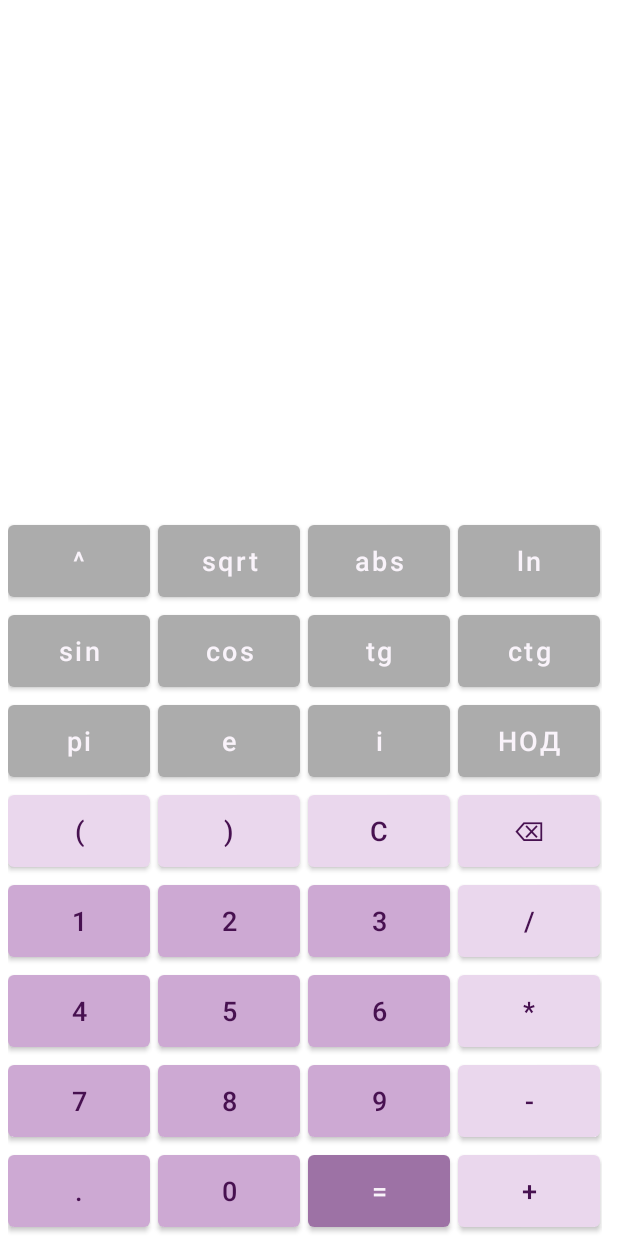
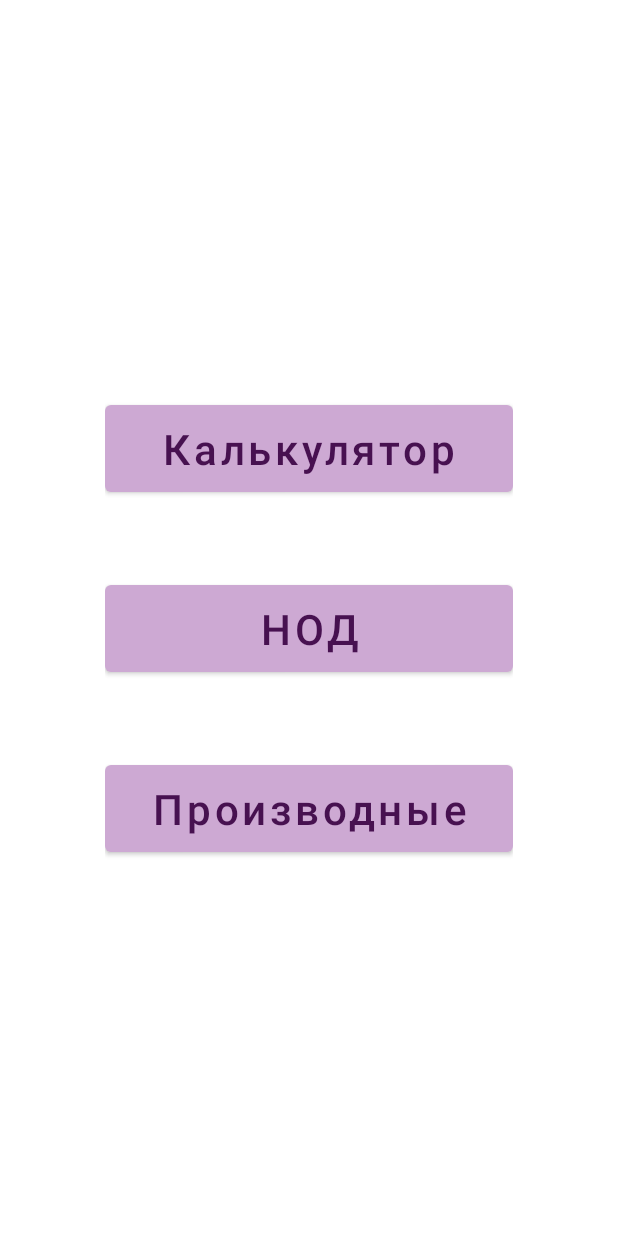
Before and after one commit to kachaeva-ysu/MobileCalculator, an Android app: the screen it shows after launch (MainActivity before the commit, MenuActivity after it), on a phone screen of 412 x 824 dp. Run offline under Robolectric (Android 15) with nearby library versions, the phone set to English and light mode, and no system bars.

Commit message:
MenuAdded

```diff
--- a/app/src/main/AndroidManifest.xml
+++ b/app/src/main/AndroidManifest.xml
@@ -10,8 +10,9 @@
         android:roundIcon="@mipmap/roundcalc"
         android:supportsRtl="true"
         android:theme="@style/Theme.Calculator">
-        <activity android:name=".GCDActivity"></activity>
-        <activity android:name=".MainActivity">
+        <activity android:name=".MainActivity"></activity>
+        <activity android:name=".GCDActivity" />
+        <activity android:name=".MenuActivity">
             <intent-filter>
                 <action android:name="android.intent.action.MAIN" />
 
--- /dev/null
+++ b/app/src/main/java/com/example/calculator/MenuActivity.java
@@ -0,0 +1,35 @@
+package com.example.calculator;
+
+import androidx.annotation.RequiresApi;
+import androidx.appcompat.app.AppCompatActivity;
+
+import android.os.Build;
+import android.os.Bundle;
+
+public class MenuActivity extends AppCompatActivity {
+
+    @RequiresApi(api = Build.VERSION_CODES.LOLLIPOP)
+    @Override
+    protected void onCreate(Bundle savedInstanceState) {
+        super.onCreate(savedInstanceState);
+        setContentView(R.layout.activity_menu);
+        getSupportActionBar().hide();
+        getWindow().setStatusBarColor(getResources().getColor(R.color.black));
+    }
+    public void ButtonCalculatorClicked(android.view.View view)
+    {
+        android.content.Intent intent=new android.content.Intent(MenuActivity.this,MainActivity.class);
+        startActivity(intent);
+    }
+
+    public void ButtonGCDClicked(android.view.View view)
+    {
+        android.content.Intent intent=new android.content.Intent(MenuActivity.this,GCDActivity.class);
+        startActivity(intent);
+    }
+    public void ButtonDerivativesClicked(android.view.View view)
+    {
+
+    }
+
+}
--- a/app/src/main/java/com/example/calculator/SimpleExpression.java
+++ b/app/src/main/java/com/example/calculator/SimpleExpression.java
@@ -15,8 +15,12 @@ public class SimpleExpression
         {
             if (Priority(Character.toString(expression.charAt(i))) == -1 && Character.isLetter(expression.charAt(i))&&expression.charAt(i)!='i')
             {
-                if(previousSymbolIsANumber)
+                if(previousSymbolIsANumber) {
+                    operationsAndOperands.add(number.toString());
+                    number=new StringBuilder();
+                    previousSymbolIsANumber=false;
                     operationsAndOperands.add("*");
+                }
                 if (expression.charAt(i) == 'p' && expression.charAt(i+1) == 'i')
                 {
                     i +=1;
--- a/app/src/main/res/layout/activity_g_c_d.xml
+++ b/app/src/main/res/layout/activity_g_c_d.xml
@@ -17,12 +17,13 @@
         android:layout_marginLeft="5dp"
         android:layout_marginEnd="5dp"
         android:layout_marginRight="5dp"
-        android:layout_marginBottom="400dp"
+        android:layout_marginBottom="300dp"
         android:stretchColumns="0,1,2,3"
         app:layout_constraintBottom_toBottomOf="parent"
         app:layout_constraintEnd_toEndOf="parent"
         app:layout_constraintStart_toStartOf="parent"
         tools:ignore="MissingConstraints">
+
         <TableRow>
 
             <EditText
--- /dev/null
+++ b/app/src/main/res/layout/activity_menu.xml
@@ -0,0 +1,57 @@
+<?xml version="1.0" encoding="utf-8"?>
+<androidx.constraintlayout.widget.ConstraintLayout xmlns:android="http://schemas.android.com/apk/res/android"
+    xmlns:app="http://schemas.android.com/apk/res-auto"
+    xmlns:tools="http://schemas.android.com/tools"
+    android:layout_width="match_parent"
+    android:layout_height="match_parent"
+    android:layout_gravity="top"
+    android:background="#FFFFFF"
+    tools:context=".MenuActivity">
+
+    <TableLayout
+        android:layout_width="fill_parent"
+        android:layout_height="wrap_content"
+        android:layout_marginStart="70dp"
+        android:layout_marginLeft="70dp"
+        android:layout_marginEnd="70dp"
+        android:layout_marginRight="70dp"
+        android:layout_marginBottom="250dp"
+        android:gravity="center_vertical"
+        app:layout_constraintBottom_toBottomOf="parent"
+        app:layout_constraintEnd_toEndOf="parent"
+        app:layout_constraintStart_toStartOf="parent"
+        tools:ignore="MissingConstraints">
+
+        <Button
+            style='"?android:attr/buttonBarButtonStyle"'
+            android:layout_marginBottom="50dp"
+            android:height="70dp"
+            android:onClick="ButtonCalculatorClicked"
+            android:text="@string/calc"
+            android:textAllCaps="false"
+            android:textColor="#471150"
+            android:textSize="28sp"
+            app:backgroundTint="#CDA9D3"></Button>
+
+        <Button
+            style='"?android:attr/buttonBarButtonStyle"'
+            android:layout_marginBottom="50dp"
+            android:height="70dp"
+            android:onClick="ButtonGCDClicked"
+            android:text="@string/gcd"
+            android:textColor="#471150"
+            android:textSize="28sp"
+            app:backgroundTint="#CDA9D3"></Button>
+
+        <Button
+            style='"?android:attr/buttonBarButtonStyle"'
+            android:height="70dp"
+            android:onClick="ButtonDerivativesClicked"
+            android:text="@string/der"
+            android:textAllCaps="false"
+            android:textColor="#471150"
+            android:textSize="28sp"
+            app:backgroundTint="#CDA9D3"></Button>
+
+    </TableLayout>
+</androidx.constraintlayout.widget.ConstraintLayout>
--- a/app/src/main/res/values/strings.xml
+++ b/app/src/main/res/values/strings.xml
@@ -23,7 +23,6 @@
     <string name="pi">pi</string>
     <string name="e">e</string>
     <string name="i">i</string>
-    <string name="gcd">НОД</string>
     <string name="ctg">ctg</string>
     <string name="sin">sin</string>
     <string name="cos">cos</string>
@@ -36,4 +35,7 @@
     <string name="delete">⌫</string>
     <string name="_1number">Число 1</string>
     <string name="_2number">Число 2</string>
+    <string name="calc">Калькулятор</string>
+    <string name="der">Производные</string>
+    <string name="gcd">НОД</string>
 </resources>
```
